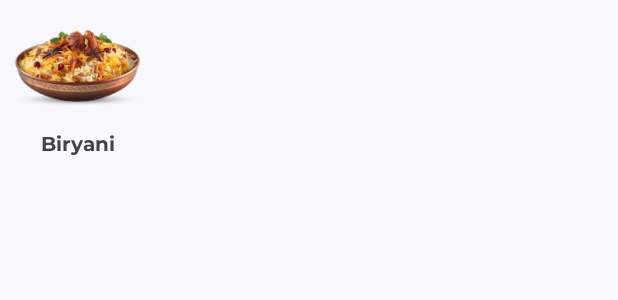
After one commit to Sanjeetkushwaha11111/Stilt, an Android app: the layout single_item_with_name.xml on its own in the app's theme, with its tools: preview values and no code run, on a phone screen of 412 x 824 dp. The commit adds this screen. Shown: the top 300 px of the screen. Run offline under Robolectric (Android 15) with nearby library versions, the phone set to English and light mode, and no system bars.

Commit message:
workignon multi view type page

```diff
--- a/app/src/main/java/com/ourstilt/search/ui/trendingfragment/TrendingFragment.kt
+++ b/app/src/main/java/com/ourstilt/search/ui/trendingfragment/TrendingFragment.kt
@@ -10,7 +10,6 @@ import com.ourstilt.base.ui.BaseFragment
 import com.ourstilt.databinding.FragmentTrendingBinding
 import com.ourstilt.search.ui.SearchViewModel
 import dagger.hilt.android.AndroidEntryPoint
-import timber.log.Timber
 
 @AndroidEntryPoint
 class TrendingFragment : BaseFragment() {
--- /dev/null
+++ b/app/src/main/res/layout/single_item_with_name.xml
@@ -0,0 +1,33 @@
+<?xml version="1.0" encoding="utf-8"?>
+<androidx.constraintlayout.widget.ConstraintLayout
+    xmlns:android="http://schemas.android.com/apk/res/android"
+    xmlns:app="http://schemas.android.com/apk/res-auto"
+    android:layout_width="wrap_content"
+    android:layout_height="wrap_content"
+    android:id="@+id/parent"
+    >
+
+    <androidx.appcompat.widget.AppCompatImageView
+        android:id="@+id/food_img"
+        android:layout_width="@dimen/_80sdp"
+        android:layout_height="@dimen/_66sdp"
+        android:src="@drawable/biryani"
+        app:layout_constraintEnd_toEndOf="parent"
+        app:layout_constraintStart_toStartOf="parent"
+        app:layout_constraintTop_toTopOf="parent"
+        />
+
+    <androidx.appcompat.widget.AppCompatTextView
+        android:id="@+id/food_name"
+        android:layout_width="wrap_content"
+        android:layout_height="wrap_content"
+        android:fontFamily="@font/montserrat_bold"
+        android:text="Biryani"
+        android:textSize="@dimen/_10ssp"
+        app:layout_constraintEnd_toEndOf="@id/food_img"
+        app:layout_constraintStart_toStartOf="@id/food_img"
+        app:layout_constraintTop_toBottomOf="@id/food_img"
+        />
+
+
+</androidx.constraintlayout.widget.ConstraintLayout>
```
Also changed, not shown: app/src/main/java/com/ourstilt/search/data/SearchDataModel.kt (+17 -14 lines), app/src/main/java/com/ourstilt/search/ui/trendingfragment/AllItemsViewHolder.kt (added, +20 -0 lines), app/src/main/java/com/ourstilt/search/ui/trendingfragment/CurrentlyTrendingViewHolder.kt (deleted, +0 -14 lines), app/src/main/java/com/ourstilt/search/ui/trendingfragment/MostOrderedViewHolder.kt (+3 -4 lines), app/src/main/java/com/ourstilt/search/ui/trendingfragment/TrendingSectionAdapter.kt (+10 -8 lines), app/src/main/java/com/ourstilt/search/ui/trendingfragment/TrendingSectionItemAdapter.kt (+37 -27 lines), app/src/main/java/com/ourstilt/search/ui/trendingfragment/TrendingSectionViewHolder.kt (+17 -14 lines), app/src/main/res/layout/trending_section_item.xml (+5 -3 lines), app/src/main/res/drawable/food_rect_placeholder.jpg (added).
